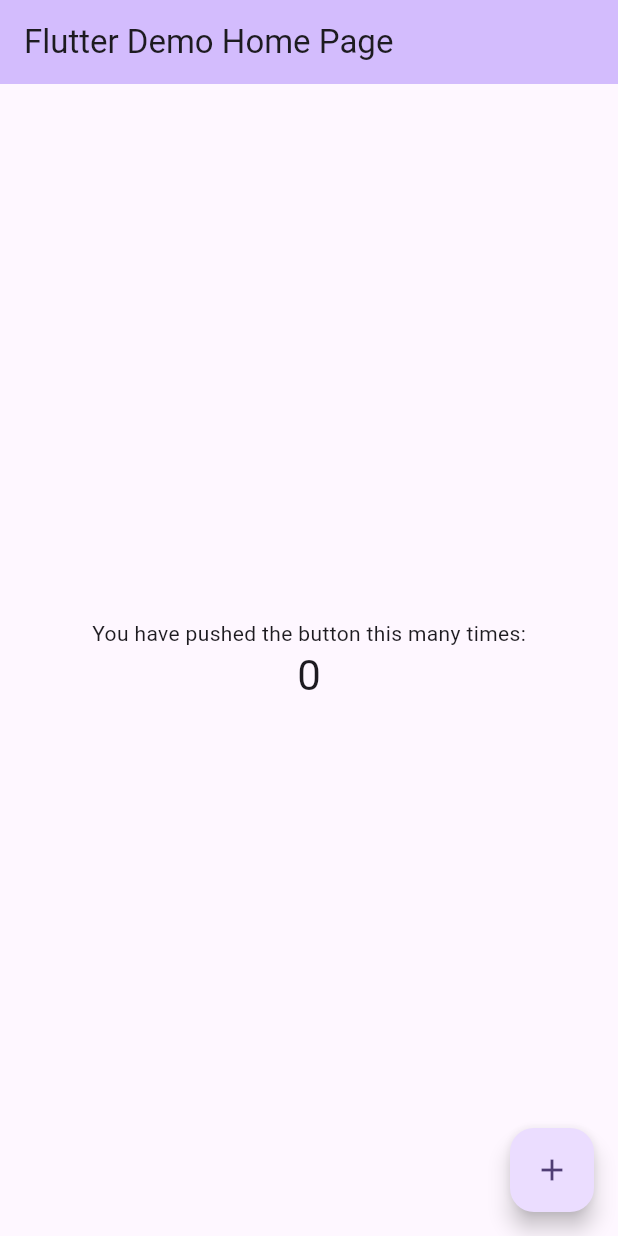
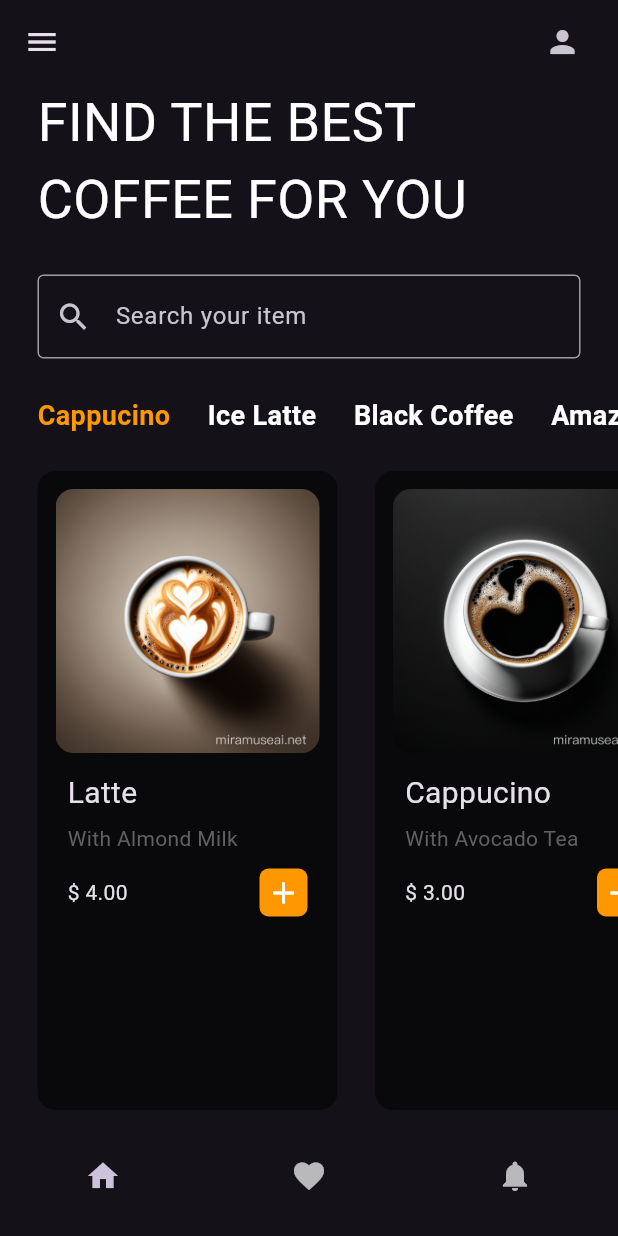
Before and after one commit to tra99/caf-_shop, a Flutter app: the screen it shows after launch, on a phone screen of 412 x 824 dp. Run offline on Flutter 3.47's test engine with Material 3 defaults, Android fonts, the phone set to English and light mode, and no system bars.

Commit message:
homescreen UI

```diff
--- a/lib/main.dart
+++ b/lib/main.dart
@@ -1,4 +1,5 @@
 import 'package:flutter/material.dart';
+import 'package:frontend/views/home_page.dart';
 
 void main() {
   runApp(const MyApp());
@@ -11,115 +12,10 @@ class MyApp extends StatelessWidget {
   @override
   Widget build(BuildContext context) {
     return MaterialApp(
-      title: 'Flutter Demo',
-      theme: ThemeData(
-        // This is the theme of your application.
-        //
-        // TRY THIS: Try running your application with "flutter run". You'll see
-        // the application has a blue toolbar. Then, without quitting the app,
-        // try changing the seedColor in the colorScheme below to Colors.green
-        // and then invoke "hot reload" (save your changes or press the "hot
-        // reload" button in a Flutter-supported IDE, or press "r" if you used
-        // the command line to start the app).
-        //
-        // Notice that the counter didn't reset back to zero; the application
-        // state is not lost during the reload. To reset the state, use hot
-        // restart instead.
-        //
-        // This works for code too, not just values: Most code changes can be
-        // tested with just a hot reload.
-        colorScheme: ColorScheme.fromSeed(seedColor: Colors.deepPurple),
-        useMaterial3: true,
-      ),
-      home: const MyHomePage(title: 'Flutter Demo Home Page'),
+      debugShowCheckedModeBanner: false,
+      theme: ThemeData(brightness: Brightness.dark),
+
+      home: const HomeScreen(),
     );
   }
 }
-
-class MyHomePage extends StatefulWidget {
-  const MyHomePage({super.key, required this.title});
-
-  // This widget is the home page of your application. It is stateful, meaning
-  // that it has a State object (defined below) that contains fields that affect
-  // how it looks.
-
-  // This class is the configuration for the state. It holds the values (in this
-  // case the title) provided by the parent (in this case the App widget) and
-  // used by the build method of the State. Fields in a Widget subclass are
-  // always marked "final".
-
-  final String title;
-
-  @override
-  State<MyHomePage> createState() => _MyHomePageState();
-}
-
-class _MyHomePageState extends State<MyHomePage> {
-  int _counter = 0;
-
-  void _incrementCounter() {
-    setState(() {
-      // This call to setState tells the Flutter framework that something has
-      // changed in this State, which causes it to rerun the build method below
-      // so that the display can reflect the updated values. If we changed
-      // _counter without calling setState(), then the build method would not be
-      // called again, and so nothing would appear to happen.
-      _counter++;
-    });
-  }
-
-  @override
-  Widget build(BuildContext context) {
-    // This method is rerun every time setState is called, for instance as done
-    // by the _incrementCounter method above.
-    //
-    // The Flutter framework has been optimized to make rerunning build methods
-    // fast, so that you can just rebuild anything that needs updating rather
-    // than having to individually change instances of widgets.
-    return Scaffold(
-      appBar: AppBar(
-        // TRY THIS: Try changing the color here to a specific color (to
-        // Colors.amber, perhaps?) and trigger a hot reload to see the AppBar
-        // change color while the other colors stay the same.
-        backgroundColor: Theme.of(context).colorScheme.inversePrimary,
-        // Here we take the value from the MyHomePage object that was created by
-        // the App.build method, and use it to set our appbar title.
-        title: Text(widget.title),
-      ),
-      body: Center(
-        // Center is a layout widget. It takes a single child and positions it
-        // in the middle of the parent.
-        child: Column(
-          // Column is also a layout widget. It takes a list of children and
-          // arranges them vertically. By default, it sizes itself to fit its
-          // children horizontally, and tries to be as tall as its parent.
-          //
-          // Column has various properties to control how it sizes itself and
-          // how it positions its children. Here we use mainAxisAlignment to
-          // center the children vertically; the main axis here is the vertical
-          // axis because Columns are vertical (the cross axis would be
-          // horizontal).
-          //
-          // TRY THIS: Invoke "debug painting" (choose the "Toggle Debug Paint"
-          // action in the IDE, or press "p" in the console), to see the
-          // wireframe for each widget.
-          mainAxisAlignment: MainAxisAlignment.center,
-          children: <Widget>[
-            const Text(
-              'You have pushed the button this many times:',
-            ),
-            Text(
-              '$_counter',
-              style: Theme.of(context).textTheme.headlineMedium,
-            ),
-          ],
-        ),
-      ),
-      floatingActionButton: FloatingActionButton(
-        onPressed: _incrementCounter,
-        tooltip: 'Increment',
-        child: const Icon(Icons.add),
-      ), // This trailing comma makes auto-formatting nicer for build methods.
-    );
-  }
-}
--- /dev/null
+++ b/lib/utils/coffee_tile.dart
@@ -0,0 +1,88 @@
+import 'package:flutter/material.dart';
+
+class CoffeeTile extends StatelessWidget {
+
+  final String coffeeImagePath;
+  final String coffeeName;
+  final String coffeePrice;
+  final String description;
+
+  const CoffeeTile({
+    super.key,
+    required this.coffeeImagePath,
+    required this.coffeeName,
+    required this.coffeePrice,
+    required this.description,
+  });
+
+  @override
+  Widget build(BuildContext context) {
+    return Padding(
+      padding: const EdgeInsets.only(left: 25, bottom: 25),
+      child: Container(
+        width: 200,
+        decoration: BoxDecoration(
+          borderRadius: BorderRadius.circular(12),
+          color: Colors.black54,
+        ),
+        child: Padding(
+          padding: const EdgeInsets.all(12),
+          child: Column(
+            crossAxisAlignment: CrossAxisAlignment.start,
+            children: [
+              ClipRRect(
+                borderRadius: BorderRadius.circular(12),
+                child: Image.asset(
+                  coffeeImagePath,
+                  fit: BoxFit.cover,
+                ),
+              ),
+              Padding(
+                padding: const EdgeInsets.symmetric(
+                  vertical: 12,
+                  horizontal: 8,
+                ),
+                child: Column(
+                  crossAxisAlignment: CrossAxisAlignment.start,
+                  children: [
+                    Text(
+                      coffeeName,
+                      style: const TextStyle(fontSize: 20),
+                    ),
+                    const SizedBox(height: 6,),
+                    Text(
+                      description,
+                      style: TextStyle(color: Colors.grey[700]),
+                    ),
+                    const SizedBox(
+                      height: 10,
+                    ),
+                    Padding(
+                      padding: const EdgeInsets.symmetric(
+                        // horizontal: 4,
+                      ),
+                      child: Row(
+                        mainAxisAlignment: MainAxisAlignment.spaceBetween,
+                        children: [
+                          Text('\$ '+ coffeePrice),
+                          Container(
+                            padding: const EdgeInsets.all(4),
+                            decoration: BoxDecoration(
+                              color: Colors.orange,
+                              borderRadius: BorderRadius.circular(6),
+                            ),
+                            child: const Icon(Icons.add),
+                          ),
+                        ],
+                      ),
+                    )
+                  ],
+                ),
+              )
+            ],
+          ),
+        ),
+      ),
+    );
+  }
+}
--- /dev/null
+++ b/lib/utils/coffee_type.dart
@@ -0,0 +1,33 @@
+import 'package:flutter/material.dart';
+
+class CoffeeType extends StatelessWidget {
+  final String coffeeType;
+  final bool isSelected;
+  final VoidCallback onTab;
+
+  const CoffeeType({
+    super.key,
+    required this.coffeeType,
+    required this.isSelected,
+    required this.onTab,
+
+  });
+
+  @override
+  Widget build(BuildContext context) {
+    return GestureDetector(
+      onTap: onTab,
+      child: Padding(
+        padding: const EdgeInsets.only(left: 25),
+        child: Text(
+          coffeeType,
+          style: TextStyle(
+            fontSize: 18,
+            fontWeight: FontWeight.bold,
+            color: isSelected ? Colors.orange : Colors.white,
+          ),
+        ),
+      ),
+    );
+  }
+}
--- /dev/null
+++ b/lib/views/home_page.dart
@@ -0,0 +1,156 @@
+import 'package:flutter/material.dart';
+import 'package:frontend/utils/coffee_tile.dart';
+import 'package:frontend/utils/coffee_type.dart';
+
+class HomeScreen extends StatefulWidget {
+  const HomeScreen({super.key});
+
+  @override
+  State<HomeScreen> createState() => _HomeScreenState();
+}
+
+class _HomeScreenState extends State<HomeScreen> {
+
+  // list of coffee types
+  final List coffeeType=[
+    [
+      'Cappucino',
+      true
+    ],
+    [
+      'Ice Latte',
+      false
+    ],
+    [
+      'Black Coffee',
+      false
+    ],
+    [
+      'Amazon Extra',
+      false
+    ]
+  ];
+
+  void coffeeTypeSelected(int index){
+    setState(() {
+      // this for loop makes every selection false
+      for(int i=0;i<coffeeType.length;i++){
+        coffeeType[i][1]=false;
+      }
+      coffeeType[index][1]=true;
+    });
+  }
+
+  @override
+  Widget build(BuildContext context) {
+    return Scaffold(
+      appBar: AppBar(
+        elevation: 0,
+        backgroundColor: Colors.transparent,
+        leading: const Icon(Icons.menu),
+        actions: const [
+          Padding(
+            padding: EdgeInsets.only(right: 25),
+            child: Icon(Icons.person),
+          )
+        ],
+      ),
+      bottomNavigationBar: BottomNavigationBar(items: const [
+        BottomNavigationBarItem(
+          icon: Icon(Icons.home),
+          label: '',
+        ),
+        BottomNavigationBarItem(
+          icon: Icon(Icons.favorite),
+          label: '',
+        ),
+        BottomNavigationBarItem(
+          icon: Icon(Icons.notifications),
+          label: '',
+        ),
+      ]),
+      body: Column(
+        children: [
+          const Padding(
+            padding: EdgeInsets.symmetric(horizontal: 25.0),
+            child: Text(
+              "FIND THE BEST COFFEE FOR YOU",
+              style: TextStyle(color: Colors.white, fontSize: 36),
+            ),
+          ),
+          const SizedBox(
+            height: 25,
+          ),
+          const Padding(
+            padding: EdgeInsets.symmetric(horizontal: 25),
+            child: TextField(
+              decoration: InputDecoration(
+                  prefixIcon: Icon(Icons.search),
+                  hintText: 'Search your item',
+                  focusedBorder: OutlineInputBorder(
+                    borderSide: BorderSide(
+                      color: Colors.grey,
+                    ),
+                  ),
+                  enabledBorder: OutlineInputBorder(
+                      borderSide: BorderSide(color: Colors.grey))),
+            ),
+          ),
+          const SizedBox(
+            height: 25,
+          ),
+
+          // horizontal listview of coffee types
+          Container(
+            height: 50,
+            child: ListView.builder(
+              scrollDirection: Axis.horizontal,
+              itemCount: coffeeType.length,
+              itemBuilder: (context, index) {
+                return CoffeeType(
+                  coffeeType: coffeeType[index][0],
+                  isSelected: coffeeType[index][1],
+                  onTab: (){
+                    coffeeTypeSelected(index);
+                  }
+                );
+              },
+            ),
+          ),
+
+          // horizontal listview of coffee tiles
+          Expanded(
+              child: ListView(
+            scrollDirection: Axis.horizontal,
+            children: const[
+              CoffeeTile(
+                coffeeImagePath: 'assets/images/coffee.png',
+                coffeeName: 'Latte',
+                coffeePrice: "4.00",
+                description: "With Almond Milk",
+              ),
+              CoffeeTile(
+                coffeeImagePath: 'assets/images/blackCoffee.png',
+                coffeeName: 'Cappucino',
+                coffeePrice: "3.00",
+                description: "With Avocado Tea",
+              ),
+              CoffeeTile(
+                coffeeImagePath: 'assets/images/blackMilkTea.png',
+                coffeeName: 'Black Milk Tea',
+                coffeePrice: "2.80",
+                description: "With Milk Chocolet",
+              ),
+              CoffeeTile(
+                coffeeImagePath: 'assets/images/passion.png',
+                coffeeName: 'Passion Cream',
+                coffeePrice: "3.20",
+                description: "With Butter Cream",
+              ),
+            ],
+          ))
+        ],
+      ),
+    );
+  }
+}
--- a/pubspec.yaml
+++ b/pubspec.yaml
@@ -59,9 +59,8 @@ flutter:
   uses-material-design: true
 
   # To add assets to your application, add an assets section, like this:
-  # assets:
-  #   - images/a_dot_burr.jpeg
-  #   - images/a_dot_ham.jpeg
+  assets:
+    - assets/images/
 
   # An image asset can refer to one or more resolution-specific "variants", see
   # https://flutter.dev/assets-and-images/#resolution-aware
```
Also changed, not shown: assets/images/blackCoffee.png (added), assets/images/blackMilkTea.png (added), assets/images/coffee.png (added), assets/images/passion.png (added).
